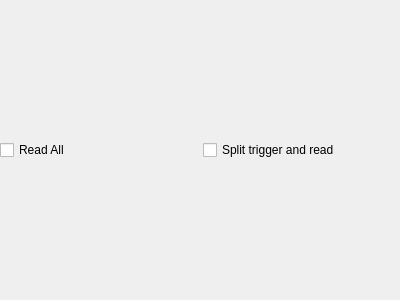
Above: nomad_camels/gui/read_channels.ui from FAU-LAP/NOMAD-CAMELS before the change. Below: the same form after it.
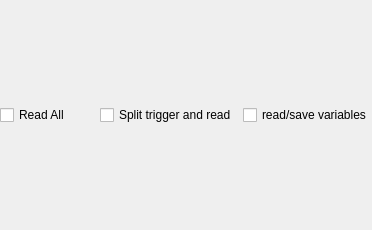
That is the form after the change.

Commit message: Reading/Saving of variables ad Read_Channels is now possible, appears as an array in the data

What changed in the file:
```diff
--- a/nomad_camels/gui/read_channels.ui
+++ b/nomad_camels/gui/read_channels.ui
@@ -6,8 +6,8 @@
    <rect>
     <x>0</x>
     <y>0</y>
-    <width>400</width>
-    <height>300</height>
+    <width>372</width>
+    <height>230</height>
    </rect>
   </property>
   <property name="windowTitle">
@@ -40,6 +40,13 @@
      </property>
     </widget>
    </item>
+   <item row="0" column="2">
+    <widget class="QCheckBox" name="checkBox_read_variables">
+     <property name="text">
+      <string>read/save variables</string>
+     </property>
+    </widget>
+   </item>
   </layout>
  </widget>
  <resources/>
```
The commit also changes 5 other files.
